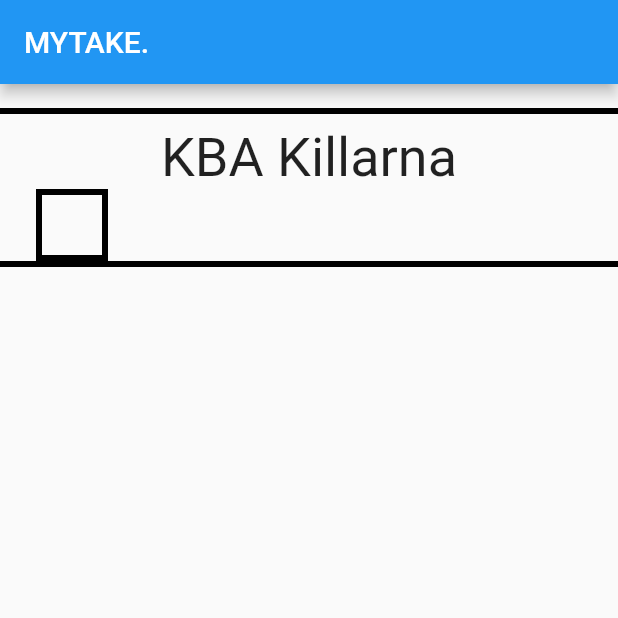
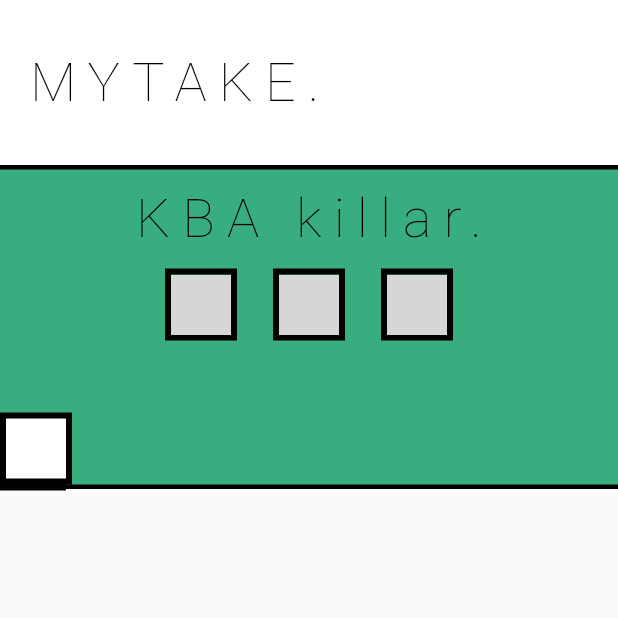
Before and after one commit to Martenere/mytakeapp, a Flutter app: the screen it shows after launch, on a phone screen of 412 x 824 dp, the top half of it. Run offline on Flutter 3.47's test engine with Material 2 defaults, Android fonts, the phone set to English and light mode, and no system bars; network calls fail; Roboto replaces fonts that are missing (PTMono); grey boxes are pictures that could not be loaded.

Commit message:
Updated StartPage

```diff
--- a/lib/Screens/HomeScreen.dart
+++ b/lib/Screens/HomeScreen.dart
@@ -1,4 +1,10 @@
 import 'package:flutter/material.dart';
+
+
+  final BoxDecoration boxstyling = BoxDecoration(border: Border.all(width: 4));
+  final BoxDecoration buttonStyling = BoxDecoration(border: Border.all(width: 4), color: Colors.white, boxShadow: [BoxShadow(offset: Offset(-4,4), blurRadius: 0, color: Colors.black)]);
+  final BoxDecoration boxFullstyling = BoxDecoration(color: const Color(0xFFC36AC7E), border: Border.symmetric(horizontal: BorderSide(width:3)));
+  final TextStyle defaultText = TextStyle(fontFamily: "PTMono", fontWeight: FontWeight.w100,  fontSize: 36, color: Colors.black, letterSpacing: 8);
 
 class HomeScreen extends StatelessWidget {
   const HomeScreen({super.key});
@@ -6,57 +12,86 @@ class HomeScreen extends StatelessWidget {
   @override
   Widget build(BuildContext context) {
     return Scaffold(
-      appBar: AppBar(title: Text("MYTAKE.")),
+      appBar: AppBar(title: Text("MYTAKE.", style: defaultText,),  titleTextStyle: defaultText, elevation: 0, backgroundColor: Colors.white, toolbarHeight: 110,),
       body: Column(children: [
-        const SizedBox(
-          height: 16,
-        ),
-        GroupPane()
+
+        GroupPane(groupName: "KBA killar.")
       ]),
     );
   }
 }
 
 class GroupPane extends StatelessWidget {
-  final BoxDecoration boxstyling = BoxDecoration(border: Border.all(width: 4));
-  final BoxDecoration boxFullstyling =
-      BoxDecoration(border: Border.symmetric(horizontal: BorderSide(width: 4)));
-  final TextStyle defaultText = TextStyle(fontFamily: "PTMono", fontSize: 36);
-  GroupPane({super.key});
+  String groupName;
+  GroupPane({super.key, required this.groupName});
 
   @override
   Widget build(BuildContext context) {
     return Container(
+
       decoration: boxFullstyling,
       child: Column(
         children: [
-          SizedBox(
-            height: 8,
+          const SizedBox(
+            height: 12,
           ),
           Row(
             mainAxisAlignment: MainAxisAlignment.center,
             children: [
               Text(
-                "KBA Killarna",
+                groupName,
                 style: defaultText,
               )
             ],
           ),
-          Row(
+          const SizedBox(
+            height: 12,
+          ),
+          Row( mainAxisAlignment: MainAxisAlignment.center,
             children: [
-              SizedBox(
-                width: 24,
-              ),
-              Container(
-                width: 48.0,
-                height: 48.0,
-                decoration: boxstyling,
-              )
+
+              ProfileSquarePic(size:77),
+              const SizedBox(width: 24),ProfileSquarePic(size: 200,),
+              const SizedBox(width: 24), ProfileSquarePic(size:100),
             ],
           ),
-          Row(),
+          const SizedBox(
+            height: 48,
+          ),
+          Row(children: [HardButton()]),
         ],
       ),
     );
   }
 }
+
+class ProfileSquarePic extends StatelessWidget {
+  const ProfileSquarePic({required this.size , super.key, });
+  final int size;
+
+  @override
+  Widget build(BuildContext context) {
+
+    return Container(
+                width: 48.0,
+                height: 48.0,
+                decoration: boxstyling,
+                child: Image.network('https://picsum.photos/$size'),
+              );
+  }
+}
+
+class HardButton extends StatelessWidget {
+  const HardButton({super.key});
+
+  @override
+  Widget build(BuildContext context) {
+      return InkWell(
+        child: Container(
+                  width: 48.0,
+                  height: 48.0,
+                  decoration: buttonStyling,
+                ),
+      );
+  }
+}
--- a/lib/main.dart
+++ b/lib/main.dart
@@ -1,5 +1,4 @@
 import 'package:flutter/material.dart';
-import 'Screens/HomeScreen.dart';
 import 'Screens/HomeScreen.dart';
 import 'Screens/PromptPage.dart';
 import 'Screens/CameraPage.dart';
```
